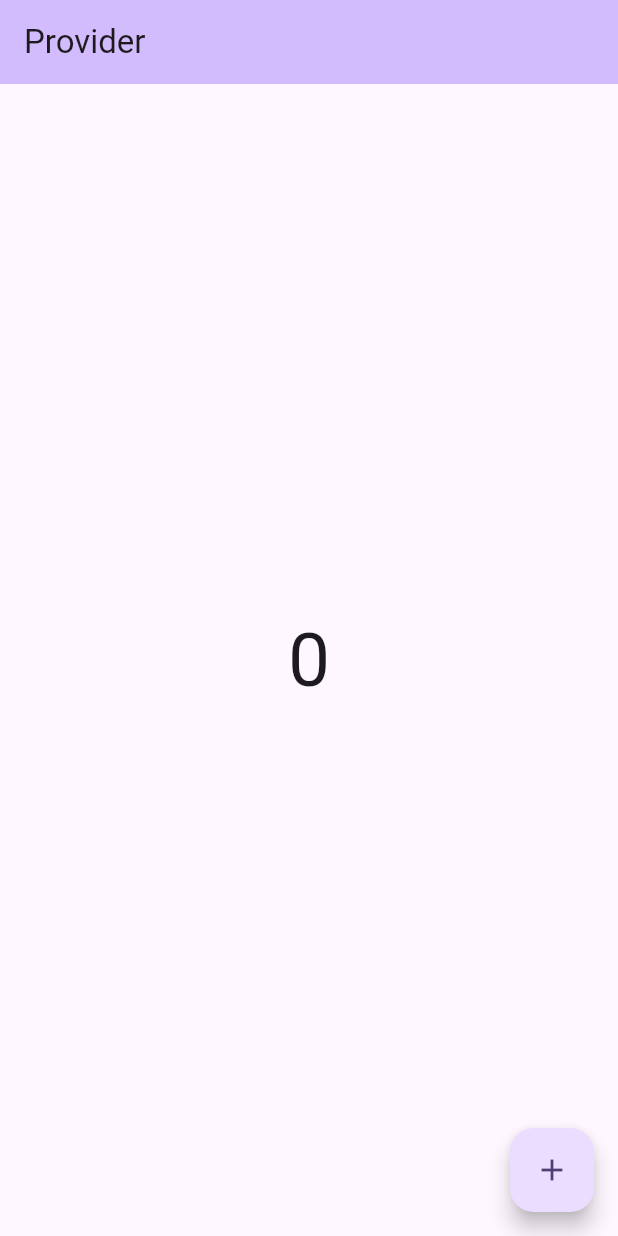
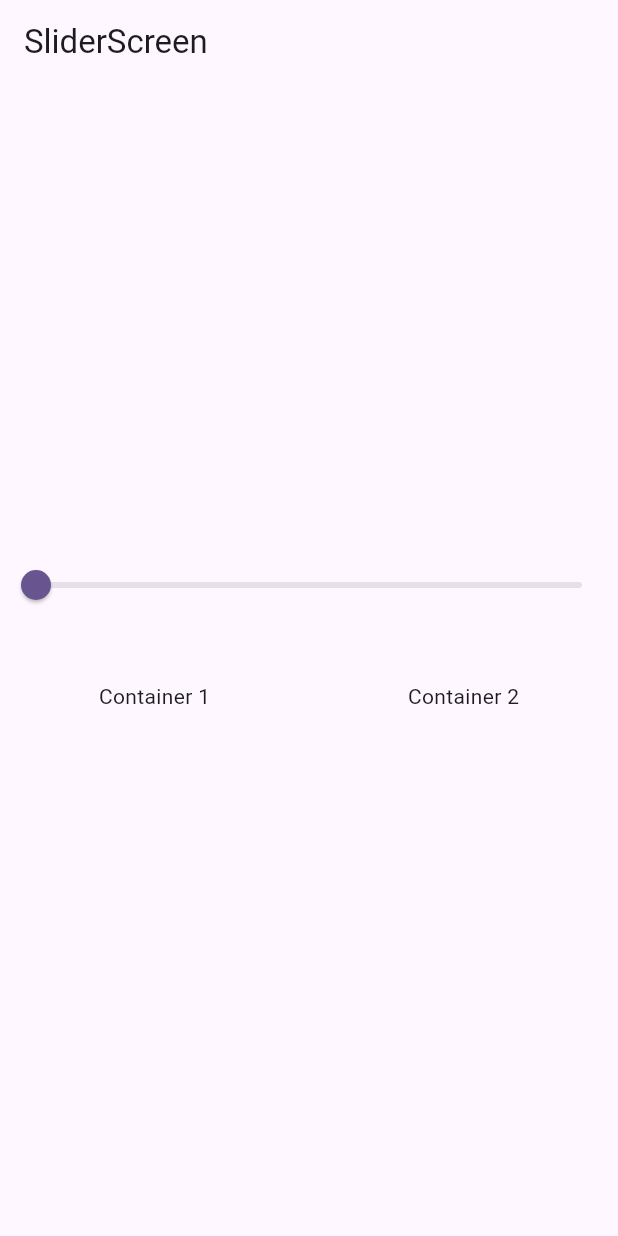
Before and after one commit to VinayTShetty/Flutter, a Flutter app: the screen it shows after launch, on a phone screen of 412 x 824 dp. Run offline on Flutter 3.47's test engine with Material 3 defaults, Android fonts, the phone set to English and light mode, and no system bars.

Commit message:
MultiProvider Implementation.

```diff
--- a/lib/main.dart
+++ b/lib/main.dart
@@ -1,6 +1,8 @@
 import 'package:flutter/material.dart';
 import 'package:fluttertutorials/provider/Counter_Provider.dart';
+import 'package:fluttertutorials/provider/Slider_Provider.dart';
 import 'package:fluttertutorials/screen/count_screen.dart';
+import 'package:fluttertutorials/screen/slider_screen.dart';
 import 'package:provider/provider.dart';
 
 void main() {
@@ -15,15 +17,18 @@ class MyApp extends StatelessWidget {
     /**
      * Providing GlobalContext of the Provider.i.e CounterProvider
      */
-    return ChangeNotifierProvider(
-      create: (_) => CountProvider(),
+    return MultiProvider(
+      providers: [
+        ChangeNotifierProvider(create: (_) => CountProvider()),
+        ChangeNotifierProvider(create: (_) => SliderProvider()),
+      ],
       child: MaterialApp(
         title: 'Flutter Demo',
         theme: ThemeData(
           colorScheme: ColorScheme.fromSeed(seedColor: Colors.deepPurple),
           useMaterial3: true,
         ),
-        home: CounterScreen(),
+        home: SliderScreen(),
       ),
     );
   }
--- /dev/null
+++ b/lib/provider/Slider_Provider.dart
@@ -0,0 +1,12 @@
+import 'package:flutter/foundation.dart';
+
+class SliderProvider with ChangeNotifier {
+  double _sliderValue = 0;
+
+  double get sliderValue => _sliderValue;
+
+  void setSliderValue(double updatedValue) {
+    _sliderValue = updatedValue;
+    notifyListeners();
+  }
+}
--- /dev/null
+++ b/lib/screen/slider_screen.dart
@@ -0,0 +1,69 @@
+import 'package:flutter/material.dart';
+import 'package:fluttertutorials/provider/Slider_Provider.dart';
+import 'package:provider/provider.dart';
+
+class SliderScreen extends StatefulWidget {
+  const SliderScreen({Key? key}) : super(key: key);
+
+  @override
+  State<SliderScreen> createState() => _SliderScreenState();
+}
+
+class _SliderScreenState extends State<SliderScreen> {
+  double sliderValue = 1.0;
+  @override
+  Widget build(BuildContext context) {
+    print("Entire Widget Build");
+    final provider = Provider.of<SliderProvider>(context, listen: false);
+    return Scaffold(
+      appBar: AppBar(
+        title: Text('SliderScreen'),
+      ),
+      body: Column(
+        mainAxisAlignment: MainAxisAlignment.center,
+        children: [
+          Consumer<SliderProvider>(
+              builder: (context, changedSliderValue, child) {
+            return Slider(
+                min: 0,
+                max: 1,
+                value: changedSliderValue.sliderValue,
+                onChanged: (val) {
+                  print("Slider Widget Build");
+                  // sliderValue = val;
+                  provider.setSliderValue(val);
+                });
+          }),
+          Consumer<SliderProvider>(
+              builder: (context, changedSliderValue, child) {
+            return Row(
+              children: [
+                Expanded(
+                  child: Container(
+                    height: 100,
+                    decoration: BoxDecoration(
+                        color: Colors.orange.withOpacity(provider.sliderValue)),
+                    child: Center(
+                      child: Text('Container 1'),
+                    ),
+                  ),
+                ),
+                Expanded(
+                  child: Container(
+                    height: 100,
+                    decoration: BoxDecoration(
+                        color: Colors.orangeAccent
+                            .withOpacity(provider.sliderValue)),
+                    child: Center(
+                      child: Text('Container 2'),
+                    ),
+                  ),
+                )
+              ],
+            );
+          }),
+        ],
+      ),
+    );
+  }
+}
```
